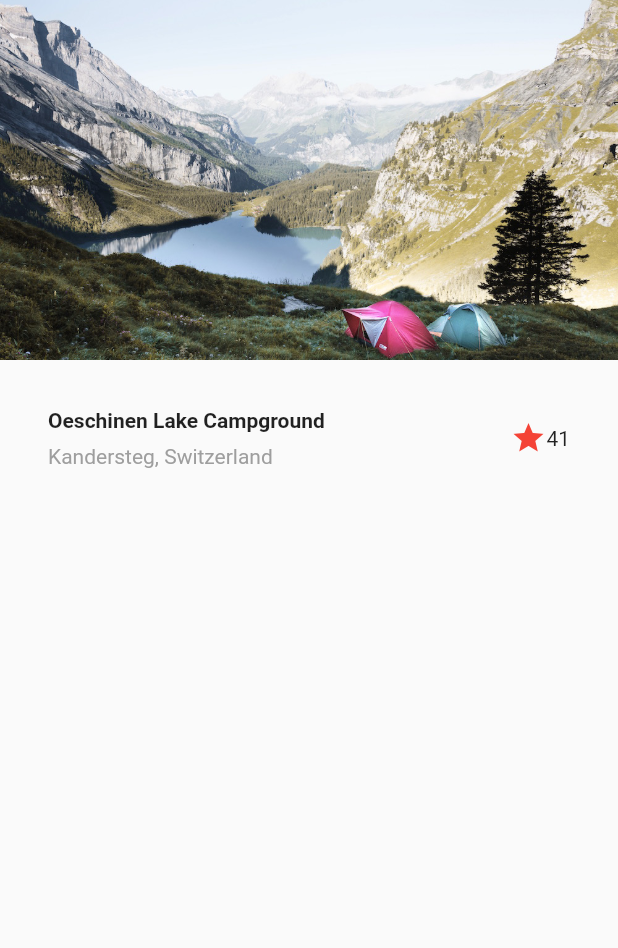
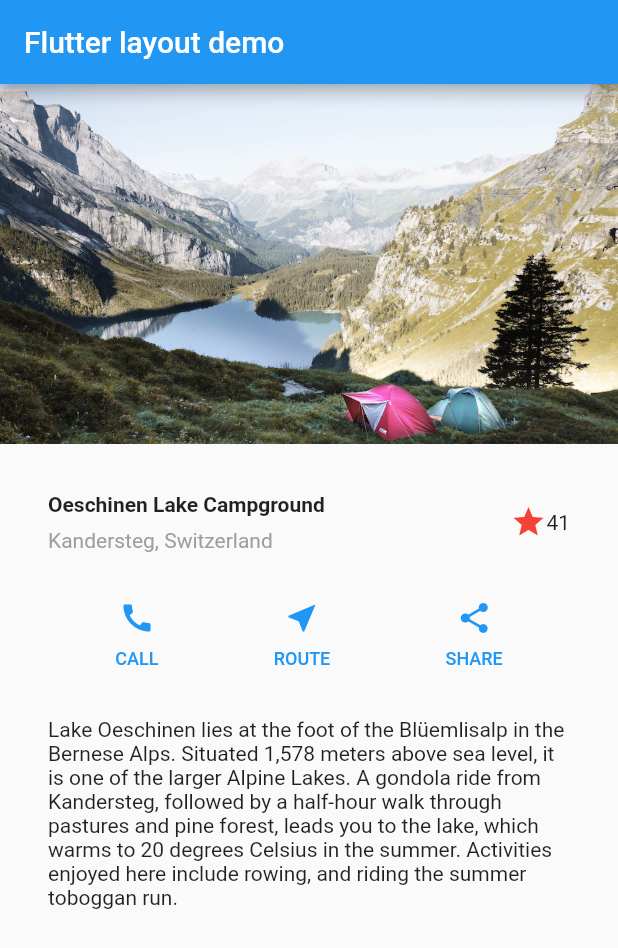
Before and after one commit to ZgroNet/disenos, a Flutter app: the screen it shows after launch, on a phone screen of 412 x 824 dp. Shown: the top 948 px of the screen. Run offline on Flutter 3.47's test engine with Material 2 defaults, Android fonts, the phone set to English and light mode, and no system bars.

Commit message:
Añadido resto elementos, custom aproach (Video 144)

```diff
--- a/lib/main.dart
+++ b/lib/main.dart
@@ -12,7 +12,7 @@ class MyApp extends StatelessWidget {
   Widget build(BuildContext context) {
     return MaterialApp(
       debugShowCheckedModeBanner: false,
-      title: 'Material App',
+      title: 'Flutter layout demo',
       initialRoute: 'basic_design',
       routes: {
         'basic_design': (_) => const BasicDesignScreen()
--- a/lib/screens/basic_design.dart
+++ b/lib/screens/basic_design.dart
@@ -6,7 +6,10 @@ class BasicDesignScreen extends StatelessWidget {
   @override
   Widget build(BuildContext context) {
     return Scaffold(
-        body: Column(
+      appBar: AppBar(
+        title: const Text('Flutter layout demo'),
+      ),
+        body: ListView(
       children: const [
         // Imagen
         Image(
@@ -16,9 +19,77 @@ class BasicDesignScreen extends StatelessWidget {
             fit: BoxFit.cover),
 
         // Título
-        TitleSection()
+        TitleSection(),
+
+        // Botonera
+        ButtonSection(),
+
+        // Contenido
+        ContentSection()
       ],
     ));
+  }
+}
+
+class ButtonSection extends StatelessWidget {
+  const ButtonSection({
+    Key? key,
+  }) : super(key: key);
+
+  @override
+  Widget build(BuildContext context) {
+    final Color primaryColor = Theme.of(context).primaryColor;
+
+    return Row(
+      mainAxisAlignment: MainAxisAlignment.spaceEvenly,
+      children: [
+        FakeButton(icon: Icons.call, caption: 'CALL', color: primaryColor),
+        FakeButton(
+          icon: Icons.near_me,
+          caption: 'ROUTE',
+          color: primaryColor,
+        ),
+        FakeButton(
+          icon: Icons.share,
+          caption: 'SHARE',
+          color: primaryColor,
+        ),
+      ],
+    );
+  }
+}
+
+class FakeButton extends StatelessWidget {
+  const FakeButton({
+    Key? key,
+    required this.icon,
+    required this.caption,
+    required this.color,
+  }) : super(key: key);
+
+  final IconData icon;
+  final String caption;
+  final Color color;
+
+  @override
+  Widget build(BuildContext context) {
+    return Column(
+      mainAxisSize: MainAxisSize.min,
+      mainAxisAlignment: MainAxisAlignment.center,
+      children: [
+        Icon(
+          icon,
+          color: color,
+        ),
+        Container(
+            margin: const EdgeInsets.only(top: 8),
+            child: Text(
+              caption,
+              style: TextStyle(
+                  fontSize: 12, fontWeight: FontWeight.w500, color: color),
+            ))
+      ],
+    );
   }
 }
 
@@ -33,10 +104,10 @@ class TitleSection extends StatelessWidget {
       padding: const EdgeInsets.all(32),
       child: Row(
         children: [
-          Expanded (
+          Expanded(
             child: Column(
               crossAxisAlignment: CrossAxisAlignment.start,
-              children:  [
+              children: [
                 Container(
                   padding: const EdgeInsets.only(bottom: 8),
                   child: const Text(
@@ -58,3 +129,25 @@ class TitleSection extends StatelessWidget {
     );
   }
 }
+
+class ContentSection extends StatelessWidget {
+  const ContentSection({
+    Key? key,
+  }) : super(key: key);
+
+  @override
+  Widget build(BuildContext context) {
+    return const Padding(
+      padding: EdgeInsets.all(32.0),
+      child: Text(
+        'Lake Oeschinen lies at the foot of the Blüemlisalp in the Bernese '
+        'Alps. Situated 1,578 meters above sea level, it is one of the '
+        'larger Alpine Lakes. A gondola ride from Kandersteg, followed by a '
+        'half-hour walk through pastures and pine forest, leads you to the '
+        'lake, which warms to 20 degrees Celsius in the summer. Activities '
+        'enjoyed here include rowing, and riding the summer toboggan run.',
+        softWrap: true,
+      ),
+    );
+  }
+}
```
